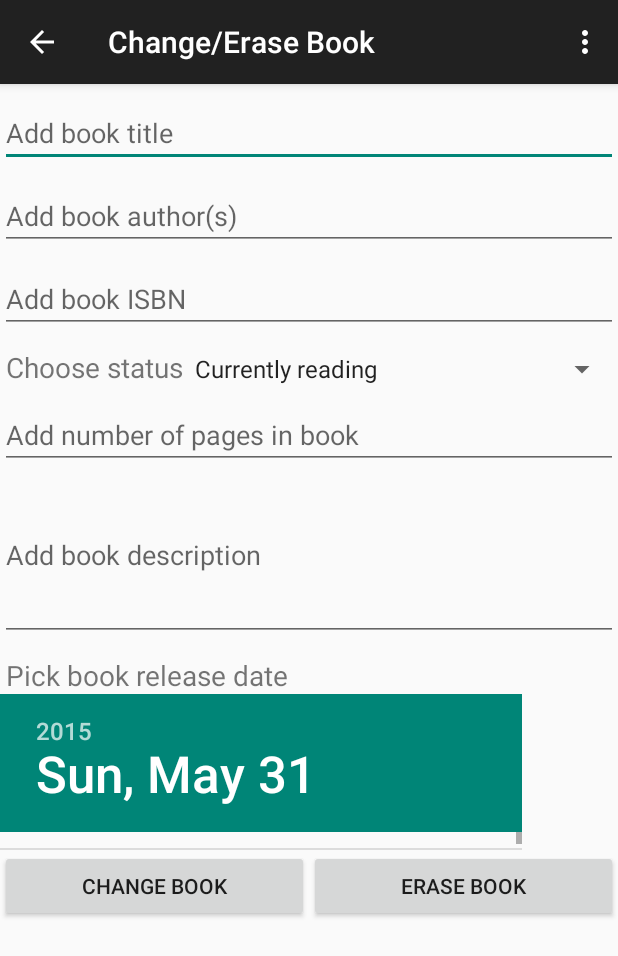
After one commit to paraplasticflow/MYLIB, an Android app: the ChangeEraseBook screen opened directly, with no data from a screen before it, on a phone screen of 412 x 824 dp. The commit adds this screen. Shown: the top 956 px of the screen. Run offline under Robolectric (Android 15) with nearby library versions, the phone set to English and light mode, and no system bars; 16 statements that could not run were skipped.

Commit message:
change, erase working, app icon

```diff
--- a/MyLib/app/src/main/java/com/cilic/zlatan/mylib/AddBookActivity.java
+++ b/MyLib/app/src/main/java/com/cilic/zlatan/mylib/AddBookActivity.java
@@ -29,8 +29,8 @@ public class AddBookActivity extends ActionBarActivity {
         final String[] str={"Read","Not read","Currently reading"};
         ArrayAdapter<String> spinnerArrayAdapter = new ArrayAdapter<String>(this, android.R.layout.simple_spinner_item, str);
         spinnerArrayAdapter.setDropDownViewResource( android.R.layout.simple_spinner_dropdown_item );
-        Spinner spinYear = (Spinner)findViewById(R.id.spinner);
-        spinYear.setAdapter(spinnerArrayAdapter);
+        Spinner spinDate = (Spinner)findViewById(R.id.spinner);
+        spinDate.setAdapter(spinnerArrayAdapter);
     }
 
     @Override
@@ -143,7 +143,6 @@ public class AddBookActivity extends ActionBarActivity {
     }
 
     private Boolean isValidIsbn(String isbn) {
-        //String regexISBN = "^(?:ISBN(?:-1[03])?:? )?(?=[0-9X]{10}$|(?=(?:[0-9]+[- ]){3})[- 0-9X]{13}$|97[89][0-9]{10}$|(?=(?:[0-9]+[- ]){4})[- 0-9]{17}$)(?:97[89][- ]?)?[0-9]{1,5}[- ]?[0-9]+[- ]?[0-9]+[- ]?[0-9X]$";
         Pattern pattern = Pattern.compile("(\\d-?){13}");
         Matcher matcher = pattern.matcher(isbn);
         return matcher.matches();
--- a/MyLib/app/src/main/java/com/cilic/zlatan/mylib/DBHelper.java
+++ b/MyLib/app/src/main/java/com/cilic/zlatan/mylib/DBHelper.java
@@ -136,7 +136,7 @@ public class DBHelper extends SQLiteOpenHelper {
         vrijednosti.put(BOOKS_COLUMN_TITLE, k.getNaziv());
         vrijednosti.put(BOOKS_COLUMN_AUTHOR, k.getAutor());
         vrijednosti.put(BOOKS_COLUMN_ISBN, k.getIsbn());
-        vrijednosti.put(BOOKS_COLUMN_DATE, k.getNaziv());
+        vrijednosti.put(BOOKS_COLUMN_DATE, k.getDatumObjave());
         vrijednosti.put(BOOKS_COLUMN_NO_OF_PAGES, k.getBrojStranica());
         vrijednosti.put(BOOKS_COLUMN_DESCRIPTION, k.getOpis());
         vrijednosti.put(BOOKS_COLUMN_STATUS, k.getStatus());
--- /dev/null
+++ b/MyLib/app/src/main/res/layout/activity_change_erase_book.xml
@@ -0,0 +1,141 @@
+<RelativeLayout xmlns:android="http://schemas.android.com/apk/res/android"
+    xmlns:tools="http://schemas.android.com/tools"
+    android:layout_width="match_parent"
+    android:layout_height="match_parent"
+    android:orientation="vertical">
+
+    <ScrollView
+        android:layout_width="wrap_content"
+        android:layout_height="wrap_content"
+        android:id="@+id/scrollView_chg"
+        android:layout_alignParentTop="true"
+        android:layout_alignParentLeft="true"
+        android:layout_alignParentStart="true"
+        android:layout_alignParentBottom="true"
+        android:layout_alignParentRight="true"
+        android:layout_alignParentEnd="true"
+        android:fillViewport="true">
+
+        <LinearLayout
+            android:layout_width="fill_parent"
+            android:layout_height="fill_parent"
+            android:layout_weight="1"
+            android:layout_gravity="fill"
+            android:orientation="vertical"
+            android:id="@+id/info_layout_chg"
+            android:weightSum="1">
+
+
+            <EditText
+                android:layout_width="match_parent"
+                android:layout_height="wrap_content"
+                android:id="@+id/nazivET_chg"
+                android:hint="@string/naziv_hint"
+                android:layout_marginTop="10dp"
+                android:singleLine="true"/>
+
+            <EditText
+                android:layout_width="match_parent"
+                android:layout_height="wrap_content"
+                android:id="@+id/autorET_chg"
+                android:hint="@string/autor_hint"
+                android:layout_marginTop="10dp"
+                android:singleLine="true"/>
+
+            <EditText
+                android:layout_width="match_parent"
+                android:layout_height="wrap_content"
+                android:id="@+id/isbnET_chg"
+                android:hint="@string/isbn_hint"
+                android:layout_marginTop="10dp"
+                android:singleLine="true"/>
+
+
+            <LinearLayout
+                android:orientation="horizontal"
+                android:layout_width="match_parent"
+                android:layout_height="wrap_content"
+                android:layout_gravity="center_horizontal">
+
+                <TextView
+                    android:layout_width="wrap_content"
+                    android:layout_height="wrap_content"
+                    android:text="Choose status"
+                    android:id="@+id/textView2_chg"
+                    android:textSize="18.6dp"
+                    android:layout_marginTop="10dp"
+                    android:layout_marginLeft="4dp"/>
+
+                <Spinner
+                    android:layout_width="wrap_content"
+                    android:layout_height="wrap_content"
+                    android:id="@+id/spinner_chg"
+                    android:layout_weight="1"
+                    android:layout_marginTop="10dp"/>
+            </LinearLayout>
+
+            <EditText
+                android:layout_width="match_parent"
+                android:layout_height="wrap_content"
+                android:inputType="number"
+                android:ems="10"
+                android:id="@+id/brojStrET_chg"
+                android:layout_marginTop="10dp"
+                android:hint="@string/number_of_pages_hint"/>
+
+            <EditText
+                android:layout_width="match_parent"
+                android:layout_height="wrap_content"
+                android:inputType="textMultiLine"
+                android:ems="10"
+                android:id="@+id/opisET_chg"
+                android:layout_weight="0.25"
+                android:hint="@string/description_hint"/>
+
+            <TextView
+                android:layout_width="wrap_content"
+                android:layout_height="wrap_content"
+                android:text="Pick book release date"
+                android:id="@+id/textView_chg"
+                android:layout_marginTop="10dp"
+                android:layout_marginLeft="4dp"
+                android:textSize="18.6dp"/>
+
+            <DatePicker
+                android:layout_width="match_parent"
+                android:layout_height="104dp"
+                android:id="@+id/datumDP_chg"
+                android:calendarViewShown="false"/>
+
+            <LinearLayout
+                android:orientation="horizontal"
+                android:layout_width="match_parent"
+                android:layout_height="wrap_content"
+                android:layout_gravity="center_horizontal"
+                android:layout_weight="0.29"
+                android:weightSum="1">
+
+                <Button
+                    android:layout_width="0dp"
+                    android:layout_height="wrap_content"
+                    android:text="Change book"
+                    android:id="@+id/changeBookBT"
+                    android:layout_weight="0.5"
+                    android:onClick="promijeniKnjigu"/>
+
+                <Button
+                    android:layout_width="0dp"
+                    android:layout_height="wrap_content"
+                    android:text="Erase Book"
+                    android:id="@+id/eraseBookBT"
+                    android:layout_weight="0.5"
+                    android:onClick="obrisiKnjigu"/>
+            </LinearLayout>
+
+
+        </LinearLayout>
+
+
+    </ScrollView>
+
+</RelativeLayout>
--- /dev/null
+++ b/MyLib/app/src/main/res/menu/menu_change_erase_book.xml
@@ -0,0 +1,7 @@
+<menu xmlns:android="http://schemas.android.com/apk/res/android"
+    xmlns:app="http://schemas.android.com/apk/res-auto"
+    xmlns:tools="http://schemas.android.com/tools"
+    tools:context="com.cilic.zlatan.mylib.ChangeEraseBook">
+    <item android:id="@+id/action_settings" android:title="@string/action_settings"
+        android:orderInCategory="100" app:showAsAction="never" />
+</menu>
--- a/MyLib/app/src/main/res/values/strings.xml
+++ b/MyLib/app/src/main/res/values/strings.xml
@@ -15,4 +15,5 @@
     <string name="number_of_pages_hint">Add number of pages in book</string>
     <string name="status_hint">Add book status</string>
     <string name="datum_hint">Add book release date</string>
+    <string name="title_activity_change_erase_book">Change/Erase Book</string>
 </resources>
```
Also changed, not shown: MyLib/app/src/main/AndroidManifest.xml (+9 -1 lines), MyLib/app/src/main/java/com/cilic/zlatan/mylib/ChangeEraseBook.java (added, +254 -0 lines), MyLib/app/src/main/java/com/cilic/zlatan/mylib/MainActivity.java (+16 -0 lines), MyLib/app/src/main/res/drawable/library.png (added).
